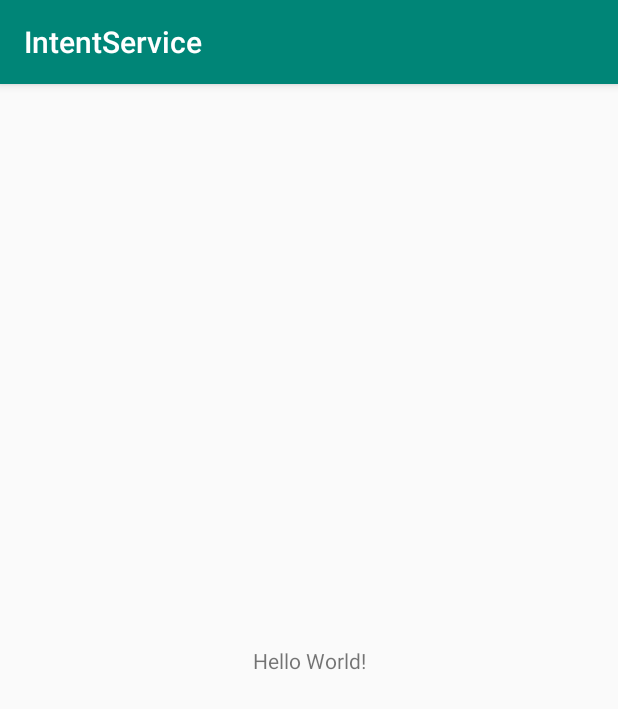
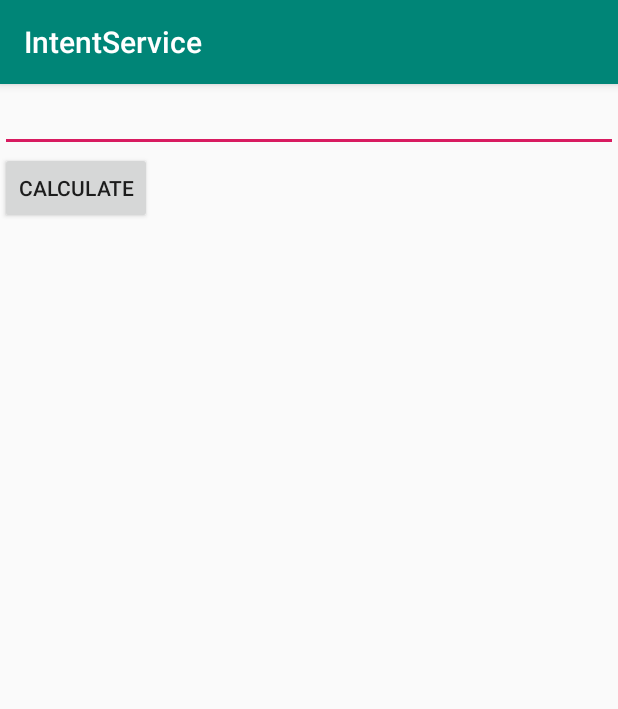
Before and after one commit to JuliaNorkina/IntentService, an Android app: the screen it shows after launch (MainActivity), on a phone screen of 412 x 824 dp. Shown: the top 709 px of the screen. Run offline under Robolectric (Android 15) with nearby library versions, the phone set to English and light mode, and no system bars.

Commit message:
create UI

```diff
--- a/app/src/main/java/com/example/intentservice/MainActivity.java
+++ b/app/src/main/java/com/example/intentservice/MainActivity.java
@@ -2,12 +2,25 @@ package com.example.intentservice;
 
 import android.support.v7.app.AppCompatActivity;
 import android.os.Bundle;
+import android.view.View;
+import android.widget.EditText;
+import android.widget.TextView;
 
-public class MainActivity extends AppCompatActivity {
-
+public class MainActivity extends AppCompatActivity implements View.OnClickListener {
+    private EditText etNumber;
+    private TextView tvResult;
     @Override
     protected void onCreate(Bundle savedInstanceState) {
         super.onCreate(savedInstanceState);
         setContentView(R.layout.activity_main);
+
+        etNumber = findViewById(R.id.etNumber);
+        tvResult = findViewById(R.id.tvResult);
+        findViewById(R.id.bCalculate).setOnClickListener(this);
+    }
+
+    @Override
+    public void onClick(View v) {
+
     }
 }
--- a/app/src/main/res/layout/activity_main.xml
+++ b/app/src/main/res/layout/activity_main.xml
@@ -1,18 +1,22 @@
 <?xml version="1.0" encoding="utf-8"?>
-<android.support.constraint.ConstraintLayout xmlns:android="http://schemas.android.com/apk/res/android"
-    xmlns:app="http://schemas.android.com/apk/res-auto"
-    xmlns:tools="http://schemas.android.com/tools"
+<LinearLayout  xmlns:android="http://schemas.android.com/apk/res/android"
     android:layout_width="match_parent"
     android:layout_height="match_parent"
-    tools:context=".MainActivity">
+    android:orientation="vertical">
+
+    <EditText
+        android:id="@+id/etNumber"
+        android:layout_width="match_parent"
+        android:layout_height="wrap_content" />
+
+    <Button
+        android:id="@+id/bCalculate"
+        android:text="@string/calculate"
+        android:layout_width="wrap_content"
+        android:layout_height="wrap_content" />
 
     <TextView
+        android:id="@+id/tvResult"
         android:layout_width="wrap_content"
-        android:layout_height="wrap_content"
-        android:text="Hello World!"
-        app:layout_constraintBottom_toBottomOf="parent"
-        app:layout_constraintLeft_toLeftOf="parent"
-        app:layout_constraintRight_toRightOf="parent"
-        app:layout_constraintTop_toTopOf="parent" />
-
-</android.support.constraint.ConstraintLayout>
+        android:layout_height="wrap_content" />
+</LinearLayout>
--- a/app/src/main/res/values/strings.xml
+++ b/app/src/main/res/values/strings.xml
@@ -1,3 +1,4 @@
 <resources>
     <string name="app_name">IntentService</string>
+    <string name="calculate">Calculate</string>
 </resources>
```
